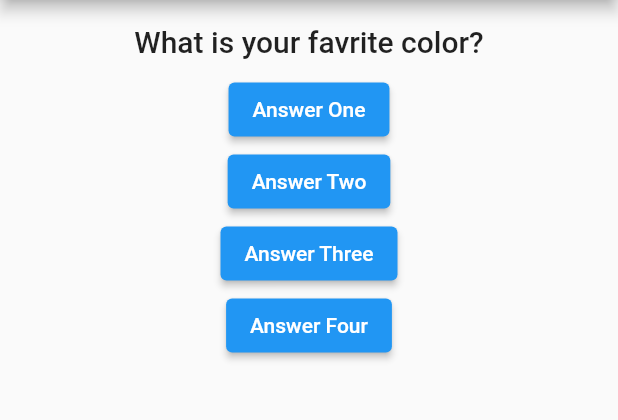
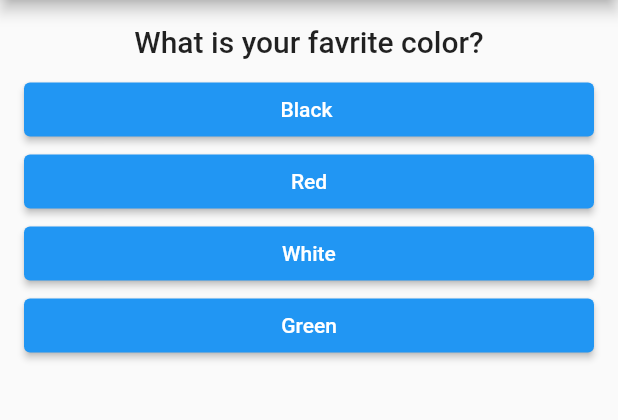
Before and after one commit to Usman-Haider-Ali/Simple-Quiz-App, a Flutter app: the screen it shows after launch, on a phone screen of 412 x 824 dp, the part 84-504 px from its top. Run offline on Flutter 3.47's test engine with Material 2 defaults, Android fonts, the phone set to English and light mode, and no system bars.

Commit message:
third day

```diff
--- a/lib/main.dart
+++ b/lib/main.dart
@@ -1,3 +1,4 @@
+import 'package:first_practice_app/widgets/button_widget.dart';
 import 'package:first_practice_app/widgets/question_widget.dart';
 import 'package:flutter/material.dart';
 
@@ -16,12 +17,21 @@ class MyAppState extends State<MyApp> {
   var _questionIndex = 0;
 
   final _questionList = [
-    "What is your favrite color?",
-    "What is your favorite animal?",
-    "What is your favorite sport?"
+    {
+      'questionText': 'What is your favrite color?',
+      'answers': ['Black ', 'Red', 'White', 'Green'],
+    },
+    {
+      'questionText': 'What is your favorite animal?',
+      'answers': ['Camel', 'Lion', 'Tiger'],
+    },
+    {
+      'questionText': 'What is your favorite sport?',
+      'answers': ['Cricket ', 'Football', 'Hockey', 'Tenis'],
+    },
   ];
 
-  void answerQuestion() {
+  void _answerQuestion() {
     setState(() {
       if (_questionIndex + 1 < _questionList.length) {
         _questionIndex++;
@@ -34,36 +44,26 @@ class MyAppState extends State<MyApp> {
     return MaterialApp(
       home: Scaffold(
         appBar: AppBar(
-          title: const Text("First Practice App"),
+          title: const Text('First Practice App'),
         ),
-        body: Center(
+        body: SingleChildScrollView(
+          child: Center(
             child: Padding(
               padding: const EdgeInsets.all(16.0),
               child: Column(
                 children: [
                   QuestionWidget(
-                  _questionList[_questionIndex],
+                    _questionList[_questionIndex]['questionText'],
                   ),
                   const SizedBox(
                     height: 10,
                   ),
-                ElevatedButton(
-                  onPressed: answerQuestion,
-                  child: const Text("Answer One"),
+                  ...(_questionList[_questionIndex]['answers'] as List<String>)
+                      .map((answers) {
+                    return AnswerButton(_answerQuestion, answers);
+                  }),
+                ],
               ),
-                ElevatedButton(
-                  onPressed: answerQuestion,
-                  child: const Text("Answer Two"),
-                ),
-                ElevatedButton(
-                  onPressed: answerQuestion,
-                  child: const Text("Answer Three"),
-                ),
-                ElevatedButton(
-                  onPressed: answerQuestion,
-                  child: const Text("Answer Four"),
-                ),
-              ],
             ),
           ),
         ),
--- /dev/null
+++ b/lib/widgets/button_widget.dart
@@ -0,0 +1,19 @@
+import 'package:flutter/material.dart';
+
+class AnswerButton extends StatelessWidget {
+  final Function functionHalder;
+  final String answerText;
+  AnswerButton(this.functionHalder, this.answerText);
+  @override
+  Widget build(BuildContext context) {
+    return Container(
+      width: double.infinity,
+      child: ElevatedButton(
+        child: Text(answerText),
+        onPressed: () {
+          functionHalder();
+        },
+      ),
+    );
+  }
+}
```
Lines whose indentation alone changed are shown as unchanged.
